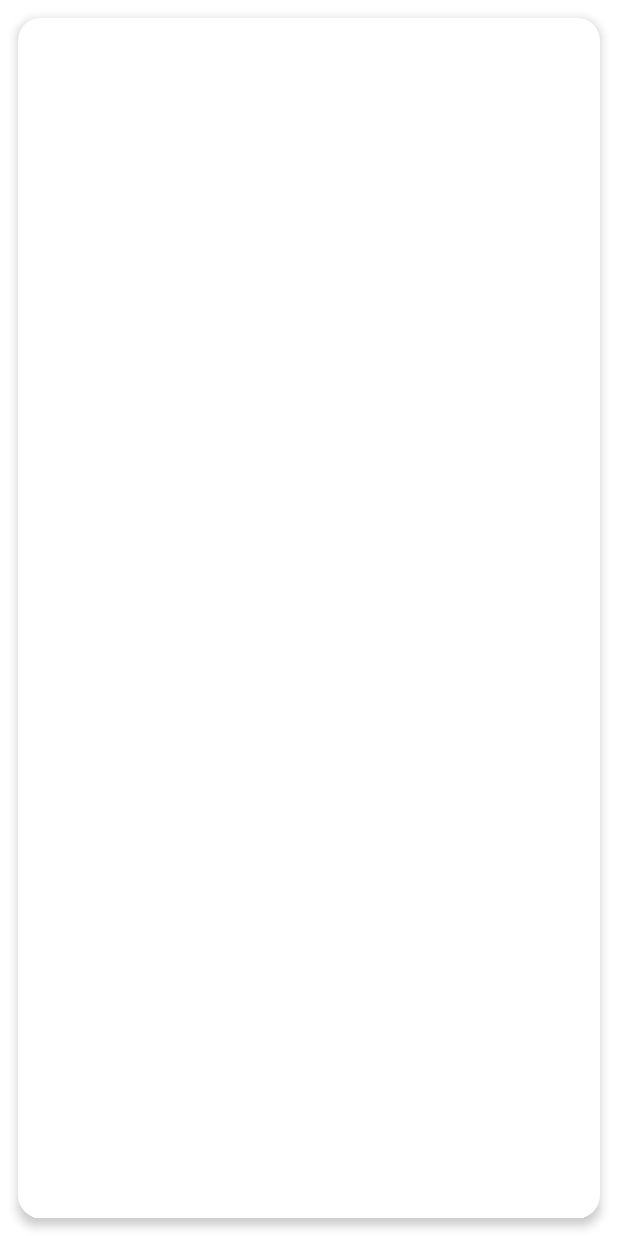
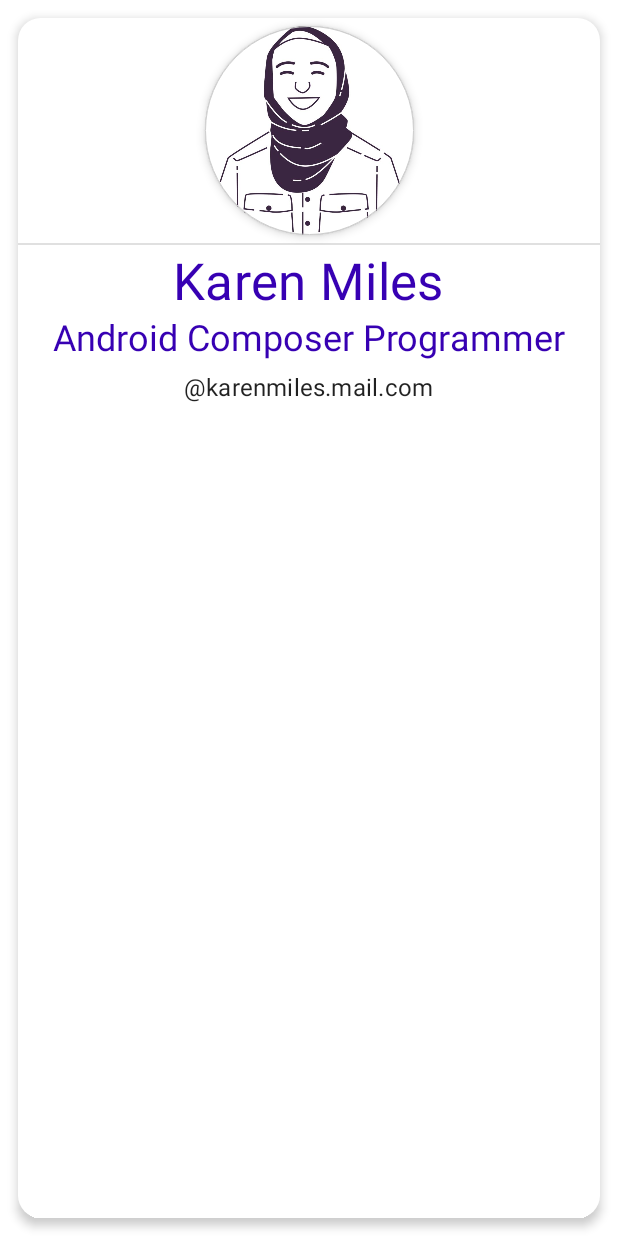
Before and after one commit to BinaryLeo/jetpack_business_card, an Android app built with Jetpack Compose: the screen it shows after launch (MainActivity), on a phone screen of 412 x 824 dp. Run offline under Robolectric (Android 15) with nearby library versions, the phone set to English and light mode, and no system bars.

Commit message:
chore:add function create profile info

```diff
--- a/app/src/main/java/com/binaryleo/jetpack_business_card/MainActivity.kt
+++ b/app/src/main/java/com/binaryleo/jetpack_business_card/MainActivity.kt
@@ -3,16 +3,19 @@ package com.binaryleo.jetpack_business_card
 import android.os.Bundle
 import androidx.activity.ComponentActivity
 import androidx.activity.compose.setContent
+import androidx.compose.foundation.BorderStroke
+import androidx.compose.foundation.Image
 import androidx.compose.foundation.layout.*
+import androidx.compose.foundation.shape.CircleShape
 import androidx.compose.foundation.shape.CornerSize
 import androidx.compose.foundation.shape.RoundedCornerShape
-import androidx.compose.material.Card
-import androidx.compose.material.MaterialTheme
-import androidx.compose.material.Surface
-import androidx.compose.material.Text
+import androidx.compose.material.*
 import androidx.compose.runtime.Composable
+import androidx.compose.ui.Alignment
 import androidx.compose.ui.Modifier
 import androidx.compose.ui.graphics.Color
+import androidx.compose.ui.layout.ContentScale
+import androidx.compose.ui.res.painterResource
 import androidx.compose.ui.tooling.preview.Preview
 import androidx.compose.ui.unit.dp
 import com.binaryleo.jetpack_business_card.ui.theme.Jetpack_business_cardTheme
@@ -36,17 +39,74 @@ fun CreateBizCard(){
 Surface(modifier = Modifier
     .fillMaxWidth()
     .fillMaxHeight()){
-    Card(modifier = Modifier.width(200.dp)
+    Card(modifier = Modifier
+        .width(200.dp)
         .height(390.dp)
         .padding(12.dp),
         elevation = 4.dp,
         shape = RoundedCornerShape(corner = CornerSize(15.dp)),
-        backgroundColor = Color.White
+        backgroundColor = Color.White) {
+        Column(modifier = Modifier.height(300.dp),
+         verticalArrangement = Arrangement.Top,
+            horizontalAlignment = Alignment.CenterHorizontally
+            ) {
+            CreateImageProfile()
+            Divider()
+            CreateProfileInfo()
+        }
 
-        ) {
+
+
+
 
     }
 }
+}
+
+@Composable
+private fun CreateProfileInfo() {
+    Column(
+        modifier = Modifier
+            .padding(5.dp),
+        horizontalAlignment = Alignment.CenterHorizontally
+    ) {
+        Text(
+            text = "Karen Miles",
+            style = MaterialTheme.typography.h4,
+            color = MaterialTheme.colors.primaryVariant
+        )
+        Text(
+            text = "Android Composer Programmer",
+            modifier = Modifier.padding(3.dp),
+            style = MaterialTheme.typography.h5,
+            color = MaterialTheme.colors.primaryVariant
+        )
+        Text(
+            text = "@karenmiles.mail.com",
+            modifier = Modifier.padding(3.dp),
+            style = MaterialTheme.typography.subtitle1
+        )
+    }
+}
+
+@Composable
+private fun CreateImageProfile(modifier: Modifier= Modifier) {
+    Surface(
+        modifier = Modifier
+            .size(size = 150.dp)
+            .padding(5.dp),
+        shape = CircleShape,
+        border = BorderStroke(width = 0.5.dp, Color.LightGray),
+        elevation = 4.dp,
+        color = MaterialTheme.colors.onSurface.copy(alpha = 0.5f)
+    ) {
+        Image(
+            painter = painterResource(id = R.drawable.user_profile),
+            contentDescription = "user profile picture",
+            modifier = Modifier.size(size = 135.dp),
+            contentScale = ContentScale.Crop
+        )
+    }
 }
 
 @Preview(showBackground = true)
```
Also changed, not shown: app/src/main/res/drawable/user_profile.png (added).
